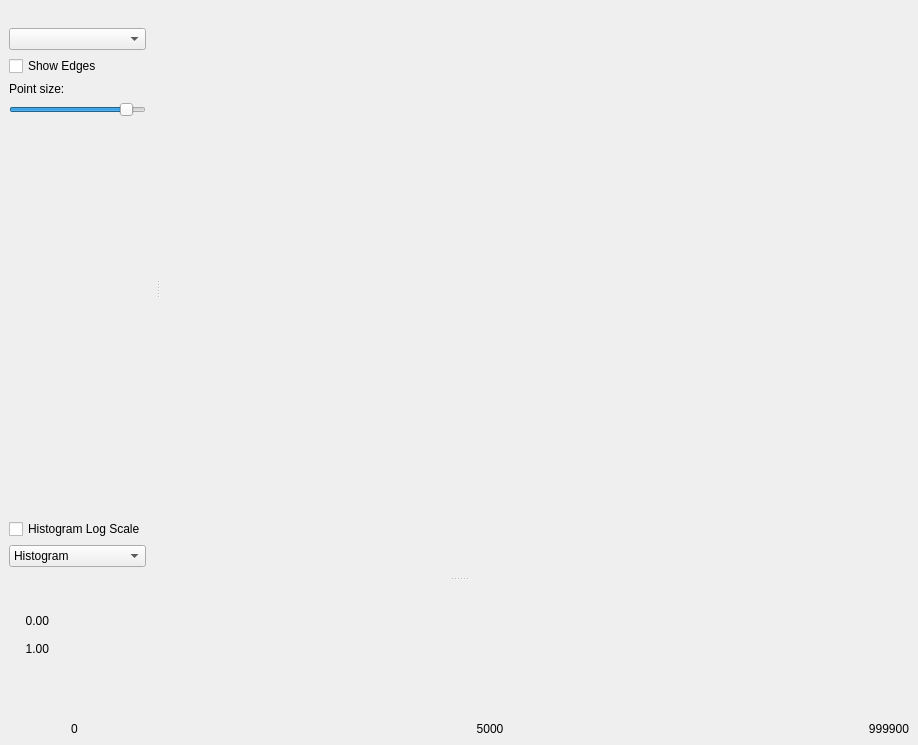
Before: the Qt Designer form src/vis/mainWindow.ui in Martin-Bela/Brain-Vis, drawn with Qt 5.
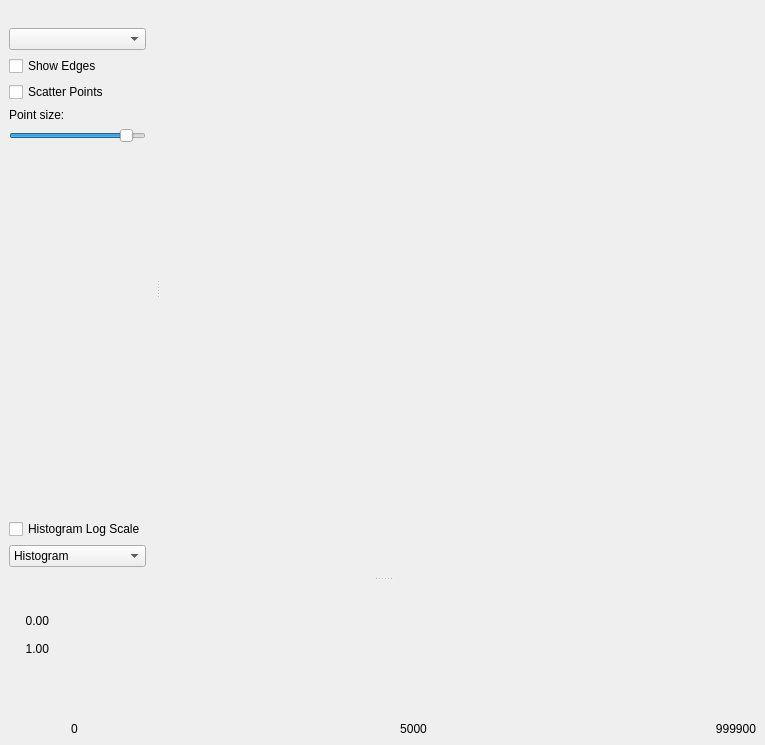
After: the same form once the commit is applied. Custom widgets are drawn as their Qt base class.

Commit message: Add button to select scatter/original point locations

The edit to the form file:
```diff
--- a/src/vis/mainWindow.ui
+++ b/src/vis/mainWindow.ui
@@ -6,7 +6,7 @@
    <rect>
     <x>0</x>
     <y>0</y>
-    <width>918</width>
+    <width>765</width>
     <height>745</height>
    </rect>
   </property>
@@ -75,6 +75,13 @@
          </property>
         </widget>
        </item>
+       <item>
+        <widget class="QCheckBox" name="scatterPointsCheckBox">
+         <property name="text">
+          <string>Scatter Points</string>
+         </property>
+        </widget>
+       </item>
        <item>
         <widget class="QLabel" name="label">
          <property name="text">
```
The commit also changes 3 other files.
